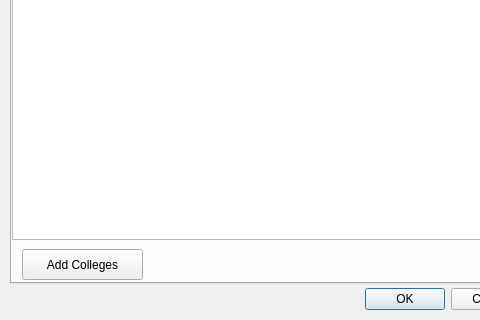
Above: admin.ui from Rthiskidw/Project1-CollegeTouring before the change; both pictures show x 0 to 480 and y 347 to 667 of the 900 by 667 pixel window. Below: the same form after it.
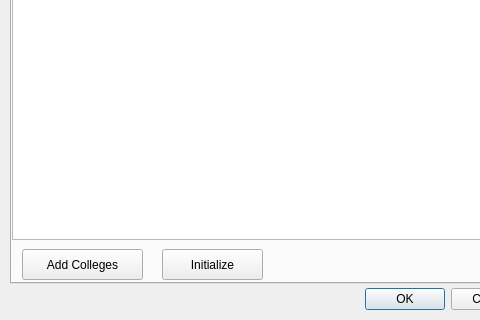
That is the form after the change. The open tabs and pages were chosen to show the change.

```diff
--- a/admin.ui
+++ b/admin.ui
@@ -94,6 +94,19 @@
       <string>Add Colleges</string>
      </property>
     </widget>
+    <widget class="QPushButton" name="pushButton_Initialize">
+     <property name="geometry">
+      <rect>
+       <x>150</x>
+       <y>520</y>
+       <width>101</width>
+       <height>31</height>
+      </rect>
+     </property>
+     <property name="text">
+      <string>Initialize</string>
+     </property>
+    </widget>
    </widget>
    <widget class="QWidget" name="ManageSouvenirs">
     <attribute name="title">
```
Left out of the diff: 2 changed lines with no effect on the pictures.
